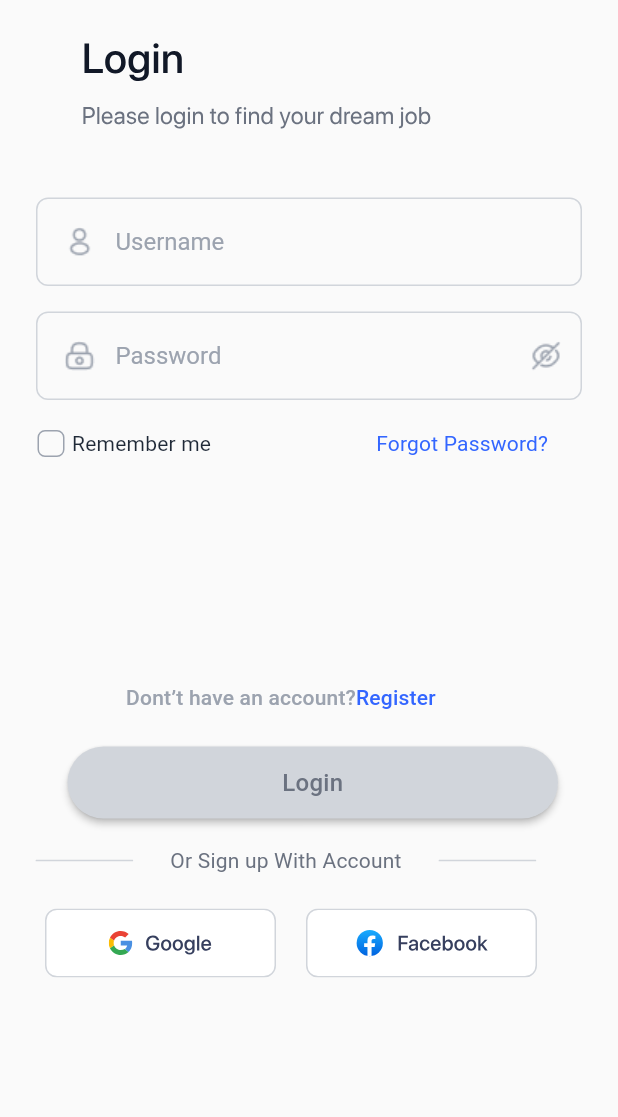
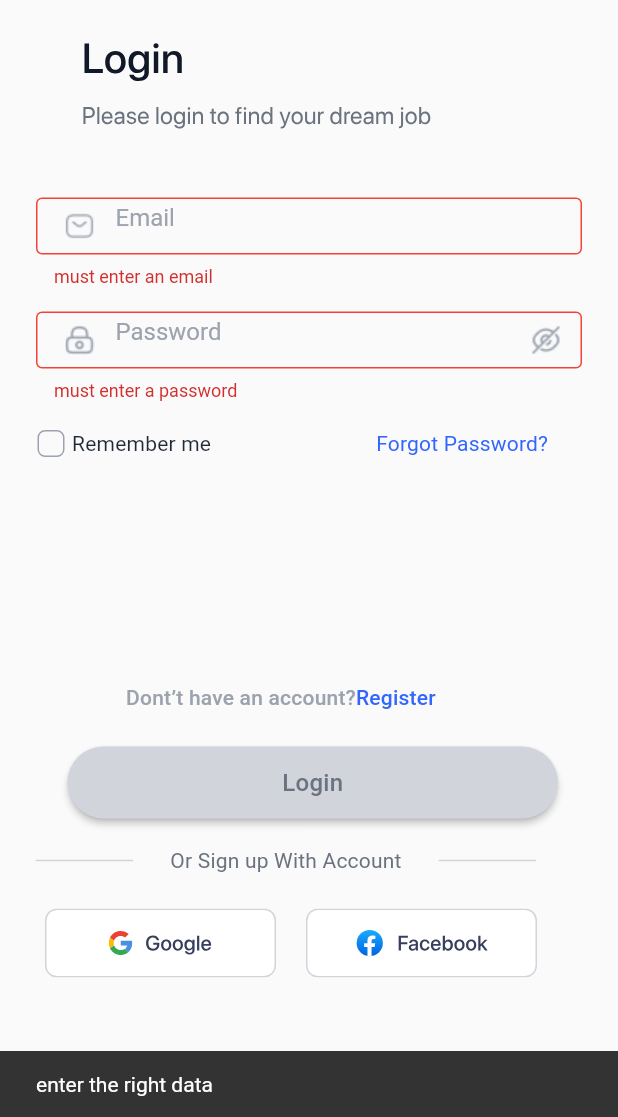
Before and after one commit to codingking02/jobsque_project, a Flutter app: the screen it shows after launch, after a tap on "Login", on a phone screen of 412 x 824 dp, the part 119-1236 px from its top. Run offline on Flutter 3.47's test engine with Material 2 defaults, Android fonts, the phone set to English and light mode, and no system bars; our stand-ins replace dio, dropdown_textfield, flutter_svg, mask_text_input_formatter, shared_preferences, smooth_page_indicator; Roboto replaces fonts that are missing (SF Pro Display).

```diff
--- a/lib/main.dart
+++ b/lib/main.dart
@@ -1,24 +1,5 @@
-// ignore_for_file: unused_import
-
 import 'package:flutter/material.dart';
-import 'package:jobsque_amit_project/view/apply_job/applyjob2.dart';
-import 'package:jobsque_amit_project/view/home/homescreenwidget.dart';
-import 'package:jobsque_amit_project/view/home/homesearchscree.dart';
-import 'package:jobsque_amit_project/view/home/jobs_screen.dart';
-import 'package:jobsque_amit_project/view/home/searchscree.dart';
 import 'package:jobsque_amit_project/view/login/login.dart';
-import 'package:jobsque_amit_project/view/porfile_settings/change_password.dart';
-import 'package:jobsque_amit_project/view/porfile_settings/editprofile.dart';
-import 'package:jobsque_amit_project/view/porfile_settings/language.dart';
-import 'package:jobsque_amit_project/view/porfile_settings/main_email.dart';
-import 'package:jobsque_amit_project/view/porfile_settings/notificationpro.dart';
-import 'package:jobsque_amit_project/view/porfile_settings/phone_number.dart';
-import 'package:jobsque_amit_project/view/porfile_settings/security.dart';
-import 'package:jobsque_amit_project/view/porfile_settings/two_step_verification.dart';
-import 'package:jobsque_amit_project/view/porfile_settings/twostep_code.dart';
-import 'package:jobsque_amit_project/view/porfile_settings/twostepactivation.dart';
-import 'package:jobsque_amit_project/view/register/register_screen.dart';
-import 'package:jobsque_amit_project/view/register/select_country.dart';
 import 'package:shared_preferences/shared_preferences.dart';
 
 void main() async {
@@ -42,7 +23,7 @@ class MyApp extends StatelessWidget {
     return MaterialApp(
       debugShowCheckedModeBanner: false,
       title: 'Flutter Demo',
-      home: Register(),
+      home: LoginScreen(),
     );
   }
 }
--- a/lib/view/apply_job/active_appliedjobs.dart
+++ b/lib/view/apply_job/active_appliedjobs.dart
@@ -1,7 +1,6 @@
 import 'package:flutter/material.dart';
 import 'package:flutter_svg/svg.dart';
-import 'package:jobsque_amit_project/widgets/active_job_custom.dart';
-import 'package:jobsque_amit_project/widgets/custom_button.dart';
+
 import 'package:jobsque_amit_project/widgets/widgets.dart';
 
 class Activejobs extends StatefulWidget {
--- a/lib/view/apply_job/applyjob1.dart
+++ b/lib/view/apply_job/applyjob1.dart
@@ -215,6 +215,7 @@ class _ApplyJob1State extends State<ApplyJob1> {
                         final bool emailValid = RegExp(
                           r"^[a-zA-Z0-9.a-zA-Z0-9.!#$%&'*+-/=?^_`{|}~]+@[a-zA-Z0-9]+\.[a-zA-Z]+",
                         ).hasMatch(value!);
+                        // ignore: unnecessary_null_comparison
                         if (value == null || value.isEmpty) {
                           return "must enter an email";
                         } else if (!emailValid) {
--- a/lib/view/apply_job/applyjob3.dart
+++ b/lib/view/apply_job/applyjob3.dart
@@ -1,6 +1,5 @@
 import 'package:flutter/material.dart';
 import 'package:flutter_svg/svg.dart';
-import 'package:jobsque_amit_project/widgets/custom_jobtypecont.dart';
 import 'package:jobsque_amit_project/widgets/widgets.dart';
 
 class ApplyJob3 extends StatefulWidget {
--- a/lib/view/apply_job/finishedapply.dart
+++ b/lib/view/apply_job/finishedapply.dart
@@ -1,6 +1,5 @@
 import 'package:flutter/material.dart';
 import 'package:flutter_svg/svg.dart';
-import 'package:jobsque_amit_project/widgets/custom_jobtypecont.dart';
 import 'package:jobsque_amit_project/widgets/widgets.dart';
 
 class FinishedApply extends StatefulWidget {
--- a/lib/view/apply_job/job_deatil.dart
+++ b/lib/view/apply_job/job_deatil.dart
@@ -1,6 +1,5 @@
 import 'package:flutter/material.dart';
 import 'package:flutter_svg/flutter_svg.dart';
-import 'package:jobsque_amit_project/widgets/custom_applyjob_button.dart';
 import 'package:jobsque_amit_project/widgets/images.dart';
 
 class JobDetail extends StatefulWidget {
--- a/lib/view/chat/messages.dart
+++ b/lib/view/chat/messages.dart
@@ -1,8 +1,6 @@
 import 'package:flutter/material.dart';
 import 'package:flutter_svg/svg.dart';
 import 'package:jobsque_amit_project/widgets/customsearchbar.dart';
-import 'package:provider/provider.dart';
-
 import '../../widgets/widgets.dart';
 
 class Messages extends StatefulWidget {
--- a/lib/view/login/createpass.dart
+++ b/lib/view/login/createpass.dart
@@ -1,3 +1,5 @@
+// ignore_for_file: body_might_complete_normally_nullable
+
 import 'package:flutter/material.dart';
 import 'package:flutter_svg/svg.dart';
 import 'package:jobsque_amit_project/widgets/widgets.dart';
--- a/lib/view/login/login.dart
+++ b/lib/view/login/login.dart
@@ -1,5 +1,8 @@
 import 'package:flutter/material.dart';
 import 'package:flutter_svg/flutter_svg.dart';
+import 'package:jobsque_amit_project/controllers/register_controller.dart';
+import 'package:jobsque_amit_project/view/home/homesearchscree.dart';
+import 'package:jobsque_amit_project/view/register/register_screen.dart';
 import 'package:jobsque_amit_project/widgets/widgets.dart';
 
 class LoginScreen extends StatefulWidget {
@@ -10,6 +13,7 @@ class LoginScreen extends StatefulWidget {
 }
 
 class _LoginScreenState extends State<LoginScreen> {
+  HttpConnections registerhttp = HttpConnections();
   TextEditingController namecontroller = TextEditingController();
 
   TextEditingController passcontroller = TextEditingController();
@@ -18,6 +22,7 @@ class _LoginScreenState extends State<LoginScreen> {
   bool ischecked = false;
   bool istextemptypass = false;
   bool ispressedeyeicon = false;
+
   Color buttoncolor = Color.fromRGBO(
     209,
     213,
@@ -30,6 +35,12 @@ class _LoginScreenState extends State<LoginScreen> {
     128,
     1,
   );
+
+  bool istextemptyemail = false;
+
+  bool isbrightemail = false;
+
+  var emailcontroller = TextEditingController();
 
   @override
   Widget build(BuildContext context) {
@@ -62,23 +73,25 @@ class _LoginScreenState extends State<LoginScreen> {
                 height: 44,
               ),
               Container(
+                height: 60,
                 margin: EdgeInsets.symmetric(
                   horizontal: 24,
                 ),
-                height: 60,
                 child: TextFormField(
                   onChanged: (value) {
                     if (value.length > 0) {
-                      istextemptyname = true;
+                      istextemptyemail = true;
+                      isbrightemail = true;
                     } else {
-                      istextemptyname = false;
+                      istextemptyemail = false;
+                      isbrightemail = false;
                     }
                     setState(() {});
                   },
-                  keyboardType: TextInputType.name,
-                  controller: namecontroller,
+                  keyboardType: TextInputType.emailAddress,
+                  controller: emailcontroller,
                   decoration: InputDecoration(
-                    hintText: 'Username',
+                    hintText: 'Email',
                     hintStyle: TextStyle(
                       color: Color.fromRGBO(
                         156,
@@ -91,8 +104,12 @@ class _LoginScreenState extends State<LoginScreen> {
                       margin: EdgeInsets.only(
                         left: 5,
                       ),
-                      child: Image.asset(
-                        'assets/profile.png',
+                      child: isbrightemail
+                          ? Image.asset(
+                              'assets/brightsms.png',
+                            )
+                          : Image.asset(
+                              'assets/sms.png',
                             ),
                     ),
                     enabledBorder: OutlineInputBorder(
@@ -108,7 +125,25 @@ class _LoginScreenState extends State<LoginScreen> {
                         8,
                       ),
                     ),
+                    errorBorder: OutlineInputBorder(
+                      borderSide: BorderSide(
+                        color: Colors.red,
                       ),
+                    ),
+                  ),
+                  validator: (String? value) {
+                    final bool emailValid = RegExp(
+                      r"^[a-zA-Z0-9.a-zA-Z0-9.!#$%&'*+-/=?^_`{|}~]+@[a-zA-Z0-9]+\.[a-zA-Z]+",
+                    ).hasMatch(value!);
+                    // ignore: unnecessary_null_comparison
+                    if (value == null || value.isEmpty) {
+                      return "must enter an email";
+                    } else if (!emailValid) {
+                      return "enter a valid email";
+                    } else {
+                      return null;
+                    }
+                  },
                 ),
               ),
               SizedBox(
@@ -181,6 +216,7 @@ class _LoginScreenState extends State<LoginScreen> {
                       ),
                     ),
                   ),
+                  // ignore: body_might_complete_normally_nullable
                   validator: (String? value) {
                     if (value == null || value.isEmpty) {
                       return "must enter a password";
@@ -285,7 +321,18 @@ class _LoginScreenState extends State<LoginScreen> {
                         letterSpacing: 0.14,
                       ),
                     ),
-                    Text(
+                    InkWell(
+                      onTap: () {
+                        Navigator.push(
+                          context,
+                          MaterialPageRoute(
+                            builder: (context) {
+                              return Register();
+                            },
+                          ),
+                        );
+                      },
+                      child: Text(
                         'Register',
                         style: TextStyle(
                           color: Color(0xFF3366FF),
@@ -294,6 +341,7 @@ class _LoginScreenState extends State<LoginScreen> {
                           fontWeight: FontWeight.w500,
                           height: 1.40,
                           letterSpacing: 0.14,
+                        ),
                       ),
                     )
                   ],
@@ -319,7 +367,7 @@ class _LoginScreenState extends State<LoginScreen> {
                     ),
                     backgroundColor: MaterialStateProperty.resolveWith(
                       (states) {
-                        if (istextemptyname == true &&
+                        if (istextemptyemail == true &&
                             istextemptypass == true) {
                           return Color.fromRGBO(51, 102, 255, 1);
                         } else {
@@ -330,14 +378,16 @@ class _LoginScreenState extends State<LoginScreen> {
                   ),
                   onPressed: () async {
                     if (_formkey.currentState!.validate()) {
-                      Navigator.push(
-                        context,
-                        MaterialPageRoute(
-                          builder: ((context) {
-                            return LoginScreen();
-                          }),
-                        ),
-                      );
+                      await registerhttp.loginwithapi(
+                          emailcontroller.text, passcontroller.text, context,
+                          () {
+                        Navigator.push(context, MaterialPageRoute(
+                          builder: (context) {
+                            return HomeScreen();
+                          },
+                        ));
+                      });
+
                       // Obtain shared preferences.
 
                       ScaffoldMessenger.of(context).showSnackBar(
@@ -359,7 +409,7 @@ class _LoginScreenState extends State<LoginScreen> {
                     'Login',
                     textAlign: TextAlign.center,
                     style: TextStyle(
-                      color: istextemptyname == true && istextemptypass == true
+                      color: istextemptyemail == true && istextemptypass == true
                           ? Colors.white
                           : textcolor,
                       fontSize: 16,
--- a/lib/view/porfile_settings/change_password.dart
+++ b/lib/view/porfile_settings/change_password.dart
@@ -1,6 +1,7 @@
+// ignore_for_file: body_might_complete_normally_nullable
+
 import 'package:flutter/material.dart';
 import 'package:jobsque_amit_project/widgets/widgets.dart';
-import 'package:mask_text_input_formatter/mask_text_input_formatter.dart';
 
 class ChangePassword extends StatefulWidget {
   const ChangePassword({super.key});
--- a/lib/view/porfile_settings/editprofile.dart
+++ b/lib/view/porfile_settings/editprofile.dart
@@ -1,3 +1,5 @@
+// ignore_for_file: must_be_immutable
+
 import 'package:flutter/material.dart';
 import 'package:flutter_svg/svg.dart';
 import 'package:jobsque_amit_project/widgets/widgets.dart';
--- a/lib/view/porfile_settings/main_email.dart
+++ b/lib/view/porfile_settings/main_email.dart
@@ -1,3 +1,5 @@
+// ignore_for_file: unnecessary_null_comparison
+
 import 'package:flutter/material.dart';
 import 'package:jobsque_amit_project/widgets/widgets.dart';
 
--- a/lib/view/porfile_settings/security.dart
+++ b/lib/view/porfile_settings/security.dart
@@ -1,3 +1,5 @@
+// ignore_for_file: must_be_immutable
+
 import 'package:flutter/material.dart';
 import 'package:flutter_svg/svg.dart';
 import 'package:jobsque_amit_project/widgets/custom_security.dart';
--- a/lib/view/register/register_screen.dart
+++ b/lib/view/register/register_screen.dart
@@ -2,7 +2,6 @@
 
 import 'package:flutter/material.dart';
 import 'package:jobsque_amit_project/controllers/register_controller.dart';
-import 'package:jobsque_amit_project/model/user_api_model.dart';
 import 'package:jobsque_amit_project/view/login/login.dart';
 import 'package:jobsque_amit_project/widgets/widgets.dart';
 
--- a/lib/widgets/active_job_custom.dart
+++ b/lib/widgets/active_job_custom.dart
@@ -1,3 +1,5 @@
+// ignore_for_file: must_be_immutable
+
 import 'package:flutter/material.dart';
 
 class ActiveJobCustom extends StatefulWidget {
--- a/lib/widgets/custom_applyjob_button.dart
+++ b/lib/widgets/custom_applyjob_button.dart
@@ -1,3 +1,5 @@
+// ignore_for_file: must_be_immutable
+
 import 'package:flutter/material.dart';
 
 class CustomApplyJob extends StatefulWidget {
--- a/lib/widgets/customnotification.dart
+++ b/lib/widgets/customnotification.dart
@@ -1,3 +1,5 @@
+// ignore_for_file: must_be_immutable
+
 import 'package:flutter/material.dart';
 
 class CustomNotification extends StatefulWidget {
--- a/pubspec.yaml
+++ b/pubspec.yaml
@@ -9,6 +9,7 @@ environment:
   sdk: '>=3.0.5 <4.0.0'
 
 dependencies:
+  build_runner: ^2.4.6
   cupertino_icons: ^1.0.2
   dio: ^5.3.2
   dropdown_textfield: ^1.0.8
@@ -16,11 +17,15 @@ dependencies:
     sdk: flutter
   flutter_svg: ^2.0.7
   get: ^4.6.6
+  hive: ^2.2.3
+  hive_flutter: ^1.1.0
   home_indicator: ^2.0.2
   http: ^1.1.0
   intl_phone_field: ^3.2.0
   intl_phone_number_input: ^0.7.3+1
   mask_text_input_formatter: ^2.5.0
+  path: ^1.8.3
+  path_provider: ^2.1.1
   provider: ^6.0.5
   shared_preferences: ^2.2.1
   smooth_page_indicator: ^1.1.0
```
Also changed, not shown: lib/controllers/register_controller.dart (+86 -0 lines), pubspec.lock, 1 other file. Lines whose indentation alone changed are shown as unchanged.
